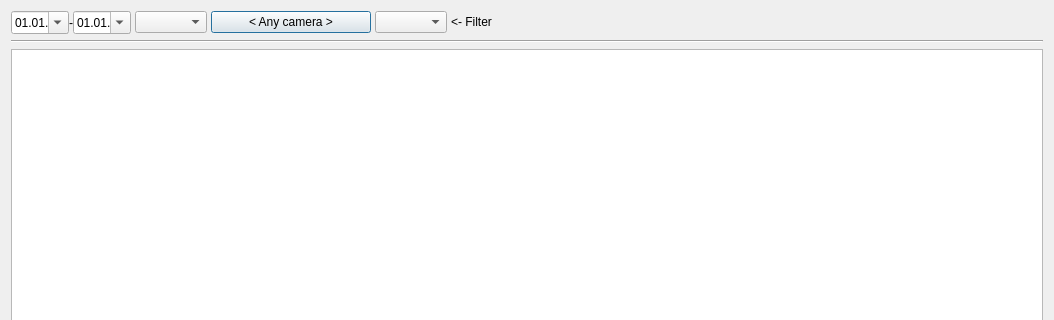
This is client/src/ui/dialogs/event_log_dialog.ui in networkoptix/nx_open as Qt 5 draws it before an edit; both pictures show x 0 to 1054 and y 0 to 320 of the 1054 by 719 pixel window. The edited form follows.
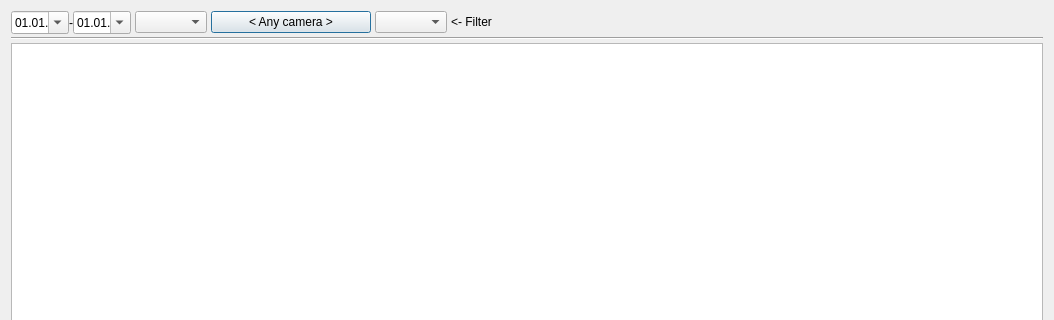
This is the edited form. Custom widgets are drawn as their Qt base class.

```diff
--- a/client/src/ui/dialogs/event_log_dialog.ui
+++ b/client/src/ui/dialogs/event_log_dialog.ui
@@ -14,6 +14,9 @@
    <string>Event log</string>
   </property>
   <layout class="QVBoxLayout" name="verticalLayout">
+   <property name="spacing">
+    <number>3</number>
+   </property>
    <item>
     <layout class="QGridLayout" name="mainGridLayout">
      <property name="horizontalSpacing">
```
